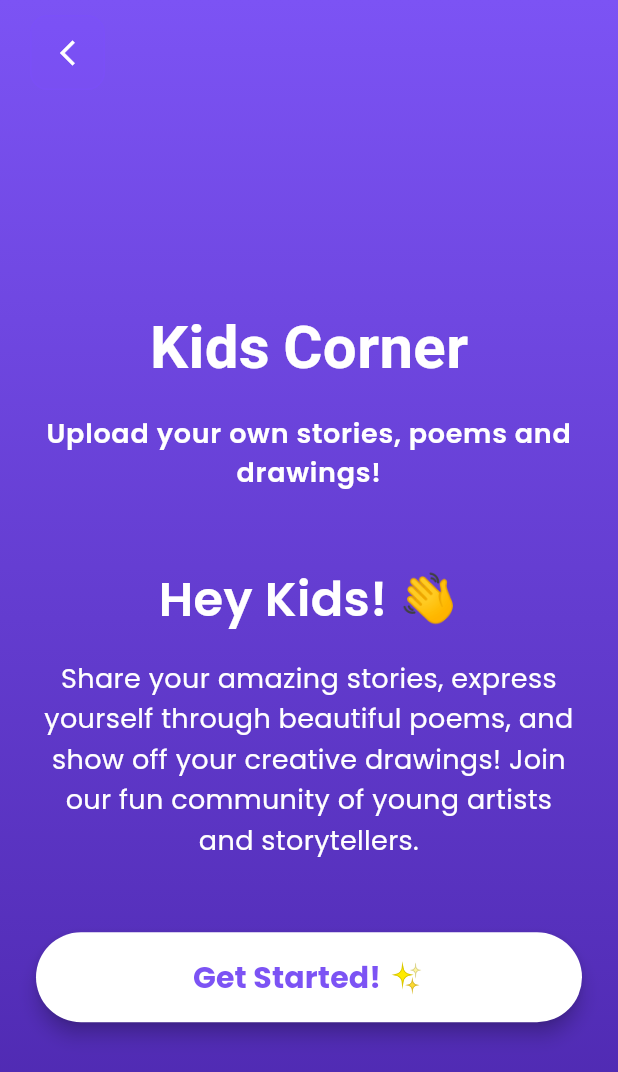
After one commit to Jalaludheen25/Zaitoon, a Flutter app: the KidsCornerScreen screen opened directly, after a tap on "Create", on a phone screen of 412 x 824 dp. The commit adds this screen. Shown: the top 1072 px of the screen. Run offline on Flutter 3.47's test engine with Material 3 defaults, Android fonts, the phone set to English and light mode, and no system bars; our stand-ins replace animated_text_kit, cached_network_image, cloud_firestore, firebase_auth, firebase_core, flutter_cache_manager and 9 more; missing offline and left inert: flutter_pdfview, fluttermoji, onesignal_flutter; accounts and stored records are empty; statements that could not run were skipped.

Commit message:
✨ feat: add Get Started and Submission screens to Kids Corner, enhancing user interaction for content creation

```diff
--- /dev/null
+++ b/lib/screens/kids_corner_screen/components/get_started_screen.dart
@@ -0,0 +1,143 @@
+import 'package:flutter/material.dart';
+import 'package:zaitoon/constants/color_class.dart';
+import 'package:zaitoon/helper/navigation_helper.dart';
+import 'package:zaitoon/screens/kids_corner_screen/submission_screen.dart';
+
+class GetStartedScreen extends StatelessWidget {
+  const GetStartedScreen({super.key});
+
+  Widget _buildActionButton({
+    required IconData icon,
+    required VoidCallback onPressed,
+  }) {
+    return Container(
+      decoration: BoxDecoration(
+        color: ColorClass.primaryColor.withOpacity(0.2),
+        borderRadius: BorderRadius.circular(12),
+        border: Border.all(
+          color: ColorClass.primaryColor.withOpacity(0.3),
+        ),
+      ),
+      child: IconButton(
+        icon: Icon(icon, color: ColorClass.white, size: 20),
+        onPressed: onPressed,
+      ),
+    );
+  }
+
+  @override
+  Widget build(BuildContext context) {
+    return Scaffold(
+      body: Container(
+        decoration: const BoxDecoration(
+          gradient: LinearGradient(
+            begin: Alignment.topCenter,
+            end: Alignment.bottomCenter,
+            colors: [
+              Color(0xFF7C53F4),
+              Color(0xFF4A25AA),
+            ],
+          ),
+        ),
+        child: SafeArea(
+          child: Column(
+            children: [
+              // Back Button Section
+              Padding(
+                padding: const EdgeInsets.fromLTRB(20, 10, 20, 0),
+                child: Align(
+                  alignment: Alignment.centerLeft,
+                  child: _buildActionButton(
+                    icon: Icons.arrow_back_ios_new,
+                    onPressed: () => navigateBack(context),
+                  ),
+                ),
+              ),
+
+              Expanded(
+                child: Padding(
+                  padding: const EdgeInsets.symmetric(horizontal: 24.0),
+                  child: Column(
+                    mainAxisAlignment: MainAxisAlignment.center,
+                    children: [
+                      const Text(
+                        'Kids Corner',
+                        style: TextStyle(
+                          fontSize: 40,
+                          fontWeight: FontWeight.bold,
+                          color: Colors.white,
+                          fontFamily: 'Comic Sans MS',
+                        ),
+                      ),
+                      const SizedBox(height: 16),
+                      const Text(
+                        'Upload your own stories, poems and drawings!',
+                        style: TextStyle(
+                          color: Colors.white,
+                          fontSize: 18,
+                          fontWeight: FontWeight.w600,
+                          letterSpacing: 0.5,
+                        ),
+                        textAlign: TextAlign.center,
+                      ),
+                      const SizedBox(height: 48),
+                      const Text(
+                        'Hey Kids! 👋',
+                        style: TextStyle(
+                          color: Colors.white,
+                          fontSize: 32,
+                          fontWeight: FontWeight.w600,
+                        ),
+                      ),
+                      const SizedBox(height: 16),
+                      const Text(
+                        'Share your amazing stories, express yourself through beautiful poems, and show off your creative drawings! Join our fun community of young artists and storytellers.',
+                        textAlign: TextAlign.center,
+                        style: TextStyle(
+                          color: Colors.white,
+                          fontSize: 18,
+                          height: 1.5,
+                        ),
+                      ),
+                      const SizedBox(height: 48),
+                      SizedBox(
+                        width: double.infinity,
+                        height: 60,
+                        child: ElevatedButton(
+                          onPressed: () {
+                            Navigator.push(
+                              context,
+                              MaterialPageRoute(
+                                builder: (context) => const SubmissionScreen(),
+                              ),
+                            );
+                          },
+                          style: ElevatedButton.styleFrom(
+                            backgroundColor: Colors.white,
+                            foregroundColor: Color(0xFF7C53F4),
+                            padding: const EdgeInsets.symmetric(vertical: 16),
+                            shape: RoundedRectangleBorder(
+                              borderRadius: BorderRadius.circular(30),
+                            ),
+                            elevation: 5,
+                          ),
+                          child: const Text(
+                            'Get Started! ✨',
+                            style: TextStyle(
+                              fontSize: 20,
+                              fontWeight: FontWeight.bold,
+                            ),
+                          ),
+                        ),
+                      ),
+                    ],
+                  ),
+                ),
+              ),
+            ],
+          ),
+        ),
+      ),
+    );
+  }
+}
--- a/lib/screens/kids_corner_screen/kids_corner_screen.dart
+++ b/lib/screens/kids_corner_screen/kids_corner_screen.dart
@@ -1,5 +1,6 @@
 import 'package:flutter/material.dart';
 import 'package:zaitoon/constants/color_class.dart';
+import 'package:zaitoon/screens/kids_corner_screen/components/get_started_screen.dart';
 
 /// KidsCornerScreen displays content for children including stories, poems and drawings
 /// It uses a TabController to manage different content sections
@@ -104,6 +105,22 @@ class _KidsCornerScreenState extends State<KidsCornerScreen>
   Widget build(BuildContext context) {
     return Scaffold(
       backgroundColor: Colors.transparent,
+      floatingActionButton: FloatingActionButton.extended(
+        onPressed: () {
+          Navigator.push(
+            context,
+            MaterialPageRoute(
+              builder: (context) => const GetStartedScreen(),
+            ),
+          );
+        },
+        backgroundColor: ColorClass.primaryColor,
+        icon: const Icon(Icons.add, color: ColorClass.white),
+        label: const Text(
+          'Create',
+          style: TextStyle(color: ColorClass.white),
+        ),
+      ),
       appBar: AppBar(
         automaticallyImplyLeading: false,
         backgroundColor: Colors.transparent,
```
Also changed, not shown: lib/screens/kids_corner_screen/components/submission_screen.dart (added, +178 -0 lines).
